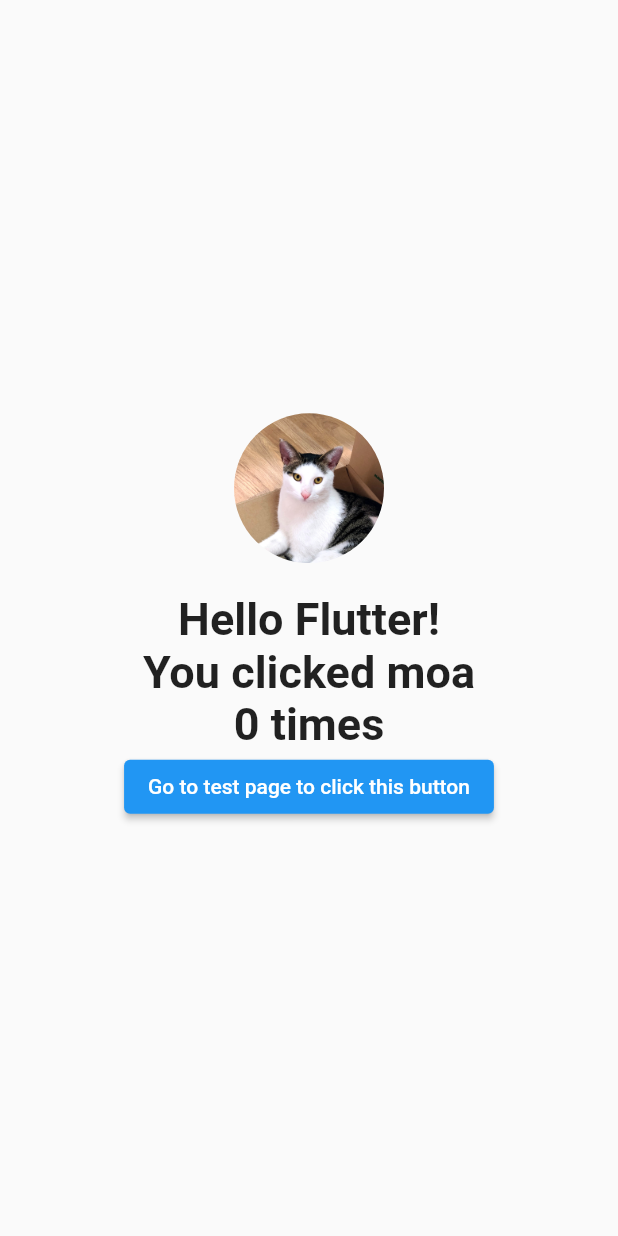
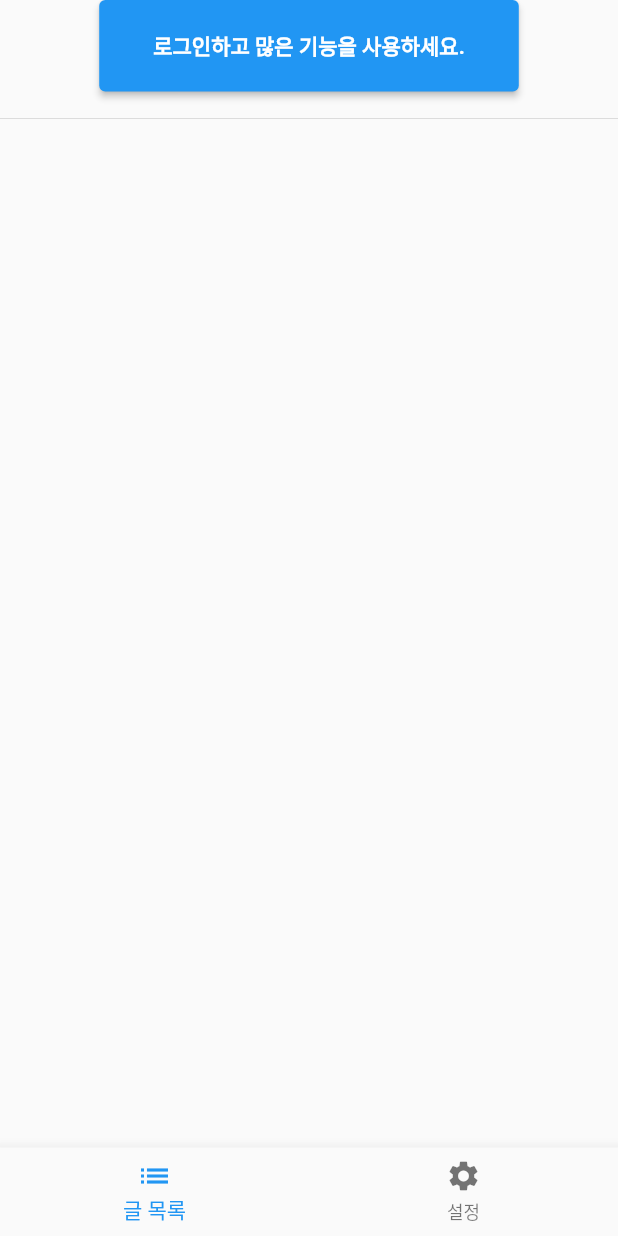
Before and after one commit to hsh2001/flutter-community, a Flutter app: the screen it shows after launch, on a phone screen of 412 x 824 dp. Run offline on Flutter 3.47's test engine with Material 2 defaults, Android fonts, the phone set to English and light mode, and no system bars; our stand-ins replace firebase_auth, get, google_sign_in; accounts and stored records are empty.

Commit message:
로그인 시스템 제작

```diff
--- a/lib/main.dart
+++ b/lib/main.dart
@@ -1,10 +1,11 @@
 import 'package:flutter/material.dart';
+import 'package:flutter_application_1/provider/user_provider.dart';
 import 'package:get/get.dart';
 import 'package:provider/provider.dart';
 
-import 'provider/count_provider.dart';
-import 'widget/home_screen.dart';
-import 'widget/test_screen.dart';
+import 'provider/bottom_nav_provider.dart';
+import 'screen/home_screen.dart';
+import 'screen/test_screen.dart';
 
 void main() => runApp(const MyApp());
 
@@ -15,7 +16,8 @@ class MyApp extends StatelessWidget {
   Widget build(BuildContext context) {
     return MultiProvider(
       providers: [
-        ChangeNotifierProvider(create: (context) => CountProvider()),
+        ChangeNotifierProvider(create: (context) => BottomNavProvider()),
+        ChangeNotifierProvider(create: (context) => UserProvider()),
       ],
       child: GetMaterialApp(
         title: 'Hello flutter',
--- /dev/null
+++ b/lib/provider/bottom_nav_provider.dart
@@ -0,0 +1,14 @@
+import 'package:flutter/material.dart';
+
+class BottomNavProvider extends ChangeNotifier {
+  int _index = 0;
+
+  int get index => _index;
+
+  void setIndex(int index) {
+    _index = index;
+    notifyListeners();
+  }
+
+  void goArticles() => setIndex(0);
+}
--- a/lib/provider/count_provider.dart
+++ /dev/null
@@ -1,15 +0,0 @@
-import 'package:flutter/material.dart';
-
-class CountProvider extends ChangeNotifier {
-  int _count = 0;
-
-  int get count => _count;
-
-  void _add(int amount) {
-    _count += amount;
-    notifyListeners();
-  }
-
-  void up() => _add(1);
-  void down() => _add(-1);
-}
--- /dev/null
+++ b/lib/provider/user_provider.dart
@@ -0,0 +1,30 @@
+import 'package:firebase_auth/firebase_auth.dart';
+import 'package:flutter/material.dart';
+import 'package:google_sign_in/google_sign_in.dart';
+
+final firbaseInstance = FirebaseAuth.instance;
+
+class UserProvider extends ChangeNotifier {
+  User? _user;
+  get user => _user;
+
+  Future<User?> login() async {
+    final googleSignIn = GoogleSignIn();
+    final account = await googleSignIn.signIn();
+
+    if (account == null) {
+      return null;
+    }
+
+    final googleAuth = await account.authentication;
+
+    final credential = GoogleAuthProvider.credential(
+      accessToken: googleAuth.accessToken,
+      idToken: googleAuth.idToken,
+    );
+
+    final authResult = await firbaseInstance.signInWithCredential(credential);
+
+    return _user = authResult.user;
+  }
+}
--- /dev/null
+++ b/lib/screen/home_screen.dart
@@ -0,0 +1,33 @@
+import 'package:flutter/material.dart';
+import 'package:flutter_application_1/widget/articles.dart';
+import 'package:flutter_application_1/widget/botton_nav.dart';
+import 'package:flutter_application_1/widget/setting.dart';
+import 'package:provider/provider.dart';
+
+import '../provider/bottom_nav_provider.dart';
+
+class HomeScreen extends StatelessWidget {
+  const HomeScreen({Key? key}) : super(key: key);
+
+  @override
+  Widget build(BuildContext context) {
+    final bottomNavProvider = Provider.of<BottomNavProvider>(context);
+
+    Widget body = const Center(child: Text('Error...'));
+
+    switch (bottomNavProvider.index) {
+      case 0:
+        body = const Articles();
+        break;
+
+      case 1:
+        body = const Setting();
+        break;
+    }
+
+    return Scaffold(
+      bottomNavigationBar: const BottomNav(),
+      body: body,
+    );
+  }
+}
--- /dev/null
+++ b/lib/widget/articles.dart
@@ -0,0 +1,39 @@
+import 'package:flutter/material.dart';
+import 'package:flutter_application_1/provider/user_provider.dart';
+import 'package:provider/provider.dart';
+
+class Articles extends StatelessWidget {
+  const Articles({Key? key}) : super(key: key);
+
+  @override
+  Widget build(BuildContext context) {
+    final userProvider = Provider.of<UserProvider>(context);
+
+    if (userProvider.user == null) {
+      return Column(
+        children: [
+          SafeArea(
+            child: Center(
+              child: ElevatedButton(
+                onPressed: userProvider.login,
+                child: Container(
+                  padding: const EdgeInsets.all(20),
+                  child: const Text(
+                    '로그인하고 많은 기능을 사용하세요.',
+                    style: TextStyle(fontWeight: FontWeight.bold),
+                  ),
+                ),
+              ),
+            ),
+          ),
+          const Padding(padding: EdgeInsets.all(5)),
+          const Divider(),
+        ],
+      );
+    }
+
+    return ListView.builder(itemBuilder: (context, index) {
+      return Text('$index');
+    });
+  }
+}
--- /dev/null
+++ b/lib/widget/botton_nav.dart
@@ -0,0 +1,26 @@
+import 'package:flutter/material.dart';
+import 'package:flutter_application_1/provider/bottom_nav_provider.dart';
+import 'package:provider/provider.dart';
+
+class BottomNav extends StatelessWidget {
+  const BottomNav({Key? key}) : super(key: key);
+
+  @override
+  Widget build(BuildContext context) {
+    final bottomNavProvider = Provider.of<BottomNavProvider>(context);
+    return BottomNavigationBar(
+      currentIndex: bottomNavProvider.index,
+      onTap: (newIndex) => bottomNavProvider.setIndex(newIndex),
+      items: const [
+        BottomNavigationBarItem(
+          label: '글 목록',
+          icon: Icon(Icons.list),
+        ),
+        BottomNavigationBarItem(
+          label: '설정',
+          icon: Icon(Icons.settings),
+        ),
+      ],
+    );
+  }
+}
--- a/lib/widget/home_screen.dart
+++ /dev/null
@@ -1,51 +0,0 @@
-import 'package:flutter/material.dart';
-import 'package:get/get.dart';
-import 'package:provider/provider.dart';
-
-import '../provider/count_provider.dart';
-
-class HomeScreen extends StatelessWidget {
-  const HomeScreen({Key? key}) : super(key: key);
-
-  @override
-  Widget build(BuildContext context) {
-    final countProvider = Provider.of<CountProvider>(context);
-
-    return Scaffold(
-      body: Column(
-        mainAxisAlignment: MainAxisAlignment.center,
-        crossAxisAlignment: CrossAxisAlignment.center,
-        children: [
-          GestureDetector(
-            onTap: countProvider.up,
-            child: ClipRRect(
-              borderRadius: BorderRadius.circular(100),
-              child: Image.asset(
-                'images/moa.jpg',
-                width: 100,
-                height: 100,
-              ),
-            ),
-          ),
-          Padding(
-            padding: const EdgeInsets.only(top: 20),
-            child: Center(
-              child: Text(
-                'Hello Flutter!\nYou clicked moa\n${countProvider.count} times',
-                textAlign: TextAlign.center,
-                style: const TextStyle(
-                  fontSize: 30,
-                  fontWeight: FontWeight.bold,
-                ),
-              ),
-            ),
-          ),
-          ElevatedButton(
-            onPressed: () => Get.toNamed('/test'),
-            child: const Text('Go to test page to click this button'),
-          ),
-        ],
-      ),
-    );
-  }
-}
--- /dev/null
+++ b/lib/widget/setting.dart
@@ -0,0 +1,12 @@
+import 'package:flutter/material.dart';
+
+class Setting extends StatelessWidget {
+  const Setting({Key? key}) : super(key: key);
+
+  @override
+  Widget build(BuildContext context) {
+    return const Center(
+      child: Text('setting...'),
+    );
+  }
+}
--- a/pubspec.yaml
+++ b/pubspec.yaml
@@ -11,6 +11,10 @@ dependencies:
   provider: 5.0.0
   cupertino_icons: ^1.0.2
   get: 4.1.4
+  firebase_auth: ^1.4.1
+  cloud_firestore: ^2.2.2
+  firebase_core: ^1.3.0
+  google_sign_in: ^5.0.4
 
 dev_dependencies:
   flutter_test:
```
Also changed, not shown: images/moa.jpg (deleted), lib/screen/test_screen.dart (renamed from lib/widget/test_screen.dart), pubspec.lock, 10 other files.
